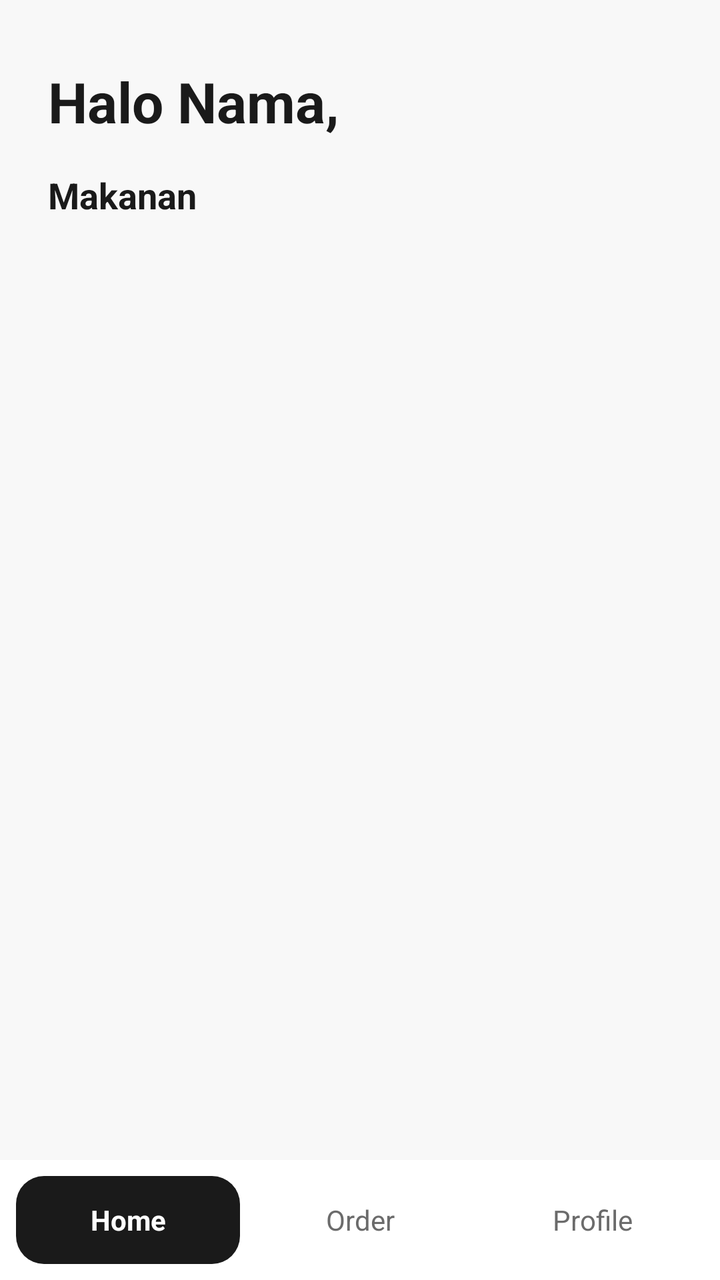
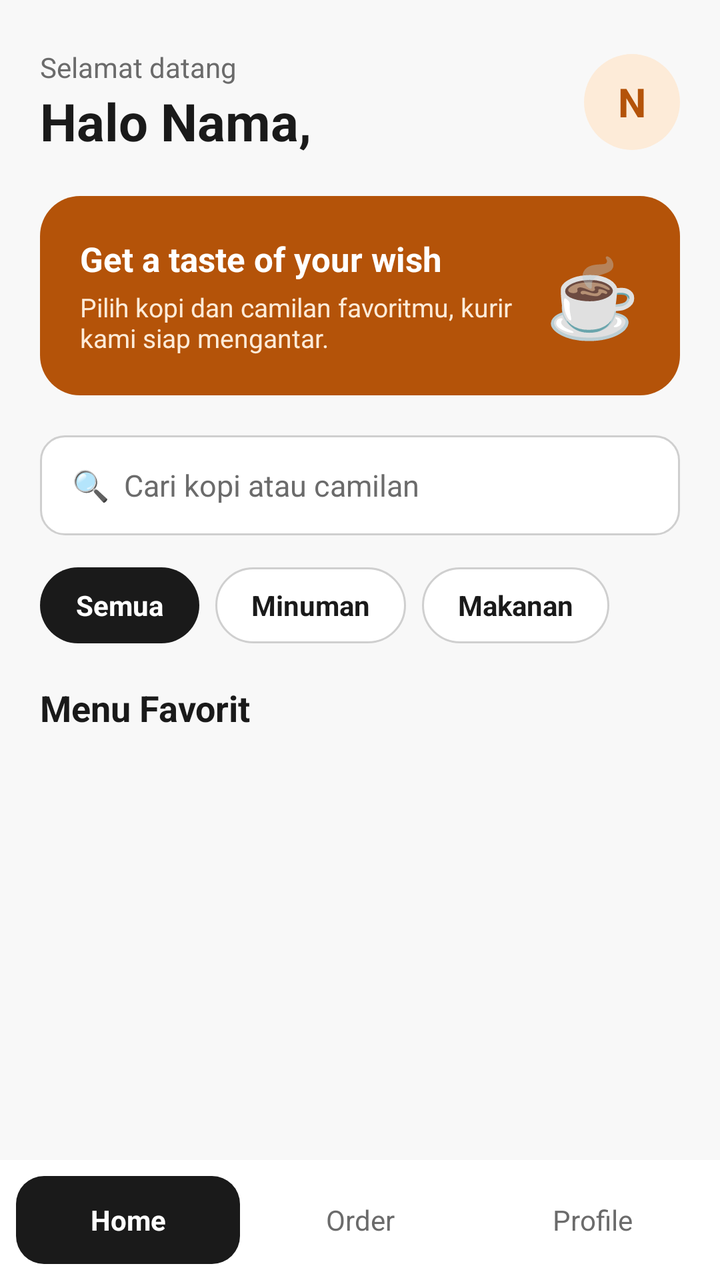

Compare the two renders of this Android layout. The source of the first and the diff that turns it into the second are given below.
<!-- AndroidManifest.xml: application theme Theme.KopiDanNyemil -->
<!-- res/layout/activity_home.xml -->
<?xml version="1.0" encoding="utf-8"?>
<LinearLayout
    xmlns:android="http://schemas.android.com/apk/res/android"
    android:layout_width="match_parent"
    android:layout_height="match_parent"
    android:background="@color/background"
    android:orientation="vertical">

    <TextView
        android:id="@+id/tvGreeting"
        android:layout_width="wrap_content"
        android:layout_height="wrap_content"
        android:layout_marginStart="24dp"
        android:layout_marginTop="32dp"
        android:text="Halo Nama,"
        android:textColor="@color/black"
        android:textSize="28sp"
        android:textStyle="bold" />

    <TextView
        android:layout_width="wrap_content"
        android:layout_height="wrap_content"
        android:layout_marginStart="24dp"
        android:layout_marginTop="16dp"
        android:text="Makanan"
        android:textColor="@color/black"
        android:textSize="18sp"
        android:textStyle="bold" />

    <androidx.recyclerview.widget.RecyclerView
        android:id="@+id/rvMenu"
        android:layout_width="match_parent"
        android:layout_height="0dp"
        android:layout_weight="1"
        android:clipToPadding="false"
        android:paddingStart="16dp"
        android:paddingEnd="16dp"
        android:paddingTop="12dp"
        android:paddingBottom="12dp" />

    <LinearLayout
        android:layout_width="match_parent"
        android:layout_height="wrap_content"
        android:background="@color/white"
        android:orientation="horizontal"
        android:padding="8dp">

        <TextView
            android:id="@+id/tabHome"
            android:layout_width="0dp"
            android:layout_height="44dp"
            android:layout_marginEnd="4dp"
            android:layout_weight="1"
            android:background="@drawable/bg_button"
            android:gravity="center"
            android:text="Home"
            android:textColor="@color/white"
            android:textStyle="bold" />

        <TextView
            android:id="@+id/tabOrder"
            android:layout_width="0dp"
            android:layout_height="44dp"
            android:layout_marginEnd="4dp"
            android:layout_weight="1"
            android:gravity="center"
            android:text="Order"
            android:textColor="@color/gray_text" />

        <TextView
            android:id="@+id/tabProfile"
            android:layout_width="0dp"
            android:layout_height="44dp"
            android:layout_weight="1"
            android:gravity="center"
            android:text="Profile"
            android:textColor="@color/gray_text" />
    </LinearLayout>
</LinearLayout>
<!-- resources referenced by this layout -->
<resources>
  <color name="background">#F8F8F8</color>
  <color name="black">#1A1A1A</color>
  <color name="gray_text">#6B6B6B</color>
  <color name="white">#FFFFFF</color>
  <!-- drawable bg_button (drawable) -->
  <?xml version="1.0" encoding="utf-8"?>
  <shape xmlns:android="http://schemas.android.com/apk/res/android">
      <solid android:color="@color/black" />
      <corners android:radius="14dp" />
  </shape>
  <style name="Theme.KopiDanNyemil" parent="Theme.Material3.Light.NoActionBar">
          <item name="colorPrimary">@color/black</item>
          <item name="android:statusBarColor">@color/background</item>
          <item name="android:windowLightStatusBar">true</item>
          <item name="android:windowBackground">@color/background</item>
          <item name="android:windowAnimationStyle">@style/ActivityAnim</item>
      </style>
  <style name="ActivityAnim" parent="@android:style/Animation.Activity">
          <item name="android:activityOpenEnterAnimation">@anim/slide_in_right</item>
          <item name="android:activityOpenExitAnimation">@anim/slide_out_left</item>
          <item name="android:activityCloseEnterAnimation">@anim/slide_in_left</item>
          <item name="android:activityCloseExitAnimation">@anim/slide_out_right</item>
      </style>
</resources>

<!-- the commit's change to res/layout/activity_home.xml (unified diff, before → after) -->
@@ -6,37 +6,228 @@
     android:background="@color/background"
     android:orientation="vertical">
 
-    <TextView
-        android:id="@+id/tvGreeting"
-        android:layout_width="wrap_content"
-        android:layout_height="wrap_content"
-        android:layout_marginStart="24dp"
-        android:layout_marginTop="32dp"
-        android:text="Halo Nama,"
-        android:textColor="@color/black"
-        android:textSize="28sp"
-        android:textStyle="bold" />
-
-    <TextView
-        android:layout_width="wrap_content"
-        android:layout_height="wrap_content"
-        android:layout_marginStart="24dp"
-        android:layout_marginTop="16dp"
-        android:text="Makanan"
-        android:textColor="@color/black"
-        android:textSize="18sp"
-        android:textStyle="bold" />
-
-    <androidx.recyclerview.widget.RecyclerView
-        android:id="@+id/rvMenu"
+    <FrameLayout
         android:layout_width="match_parent"
         android:layout_height="0dp"
-        android:layout_weight="1"
-        android:clipToPadding="false"
-        android:paddingStart="16dp"
-        android:paddingEnd="16dp"
-        android:paddingTop="12dp"
-        android:paddingBottom="12dp" />
+        android:layout_weight="1">
+
+        <androidx.core.widget.NestedScrollView
+            android:layout_width="match_parent"
+            android:layout_height="match_parent"
+            android:clipToPadding="false"
+            android:fillViewport="true">
+
+            <LinearLayout
+                android:layout_width="match_parent"
+                android:layout_height="wrap_content"
+                android:orientation="vertical"
+                android:paddingStart="20dp"
+                android:paddingTop="24dp"
+                android:paddingEnd="20dp"
+                android:paddingBottom="100dp">
+
+                <LinearLayout
+                    android:layout_width="match_parent"
+                    android:layout_height="wrap_content"
+                    android:gravity="center_vertical"
+                    android:orientation="horizontal">
+
+                    <LinearLayout
+                        android:layout_width="0dp"
+                        android:layout_height="wrap_content"
+                        android:layout_weight="1"
+                        android:orientation="vertical">
+
+                        <TextView
+                            android:layout_width="wrap_content"
+                            android:layout_height="wrap_content"
+                            android:text="Selamat datang"
+                            android:textColor="@color/gray_text"
+                            android:textSize="14sp" />
+
+                        <TextView
+                            android:id="@+id/tvGreeting"
+                            android:layout_width="wrap_content"
+                            android:layout_height="wrap_content"
+                            android:text="Halo Nama,"
+                            android:textColor="@color/black"
+                            android:textSize="26sp"
+                            android:textStyle="bold" />
+                    </LinearLayout>
+
+                    <TextView
+                        android:id="@+id/tvAvatar"
+                        android:layout_width="48dp"
+                        android:layout_height="48dp"
+                        android:background="@drawable/bg_circle_logo"
+                        android:gravity="center"
+                        android:text="N"
+                        android:textColor="@color/brown"
+                        android:textSize="20sp"
+                        android:textStyle="bold" />
+                </LinearLayout>
+
+                <LinearLayout
+                    android:layout_width="match_parent"
+                    android:layout_height="wrap_content"
+                    android:layout_marginTop="20dp"
+                    android:background="@drawable/bg_banner"
+                    android:gravity="center_vertical"
+                    android:orientation="horizontal"
+                    android:padding="20dp">
+
+                    <LinearLayout
+                        android:layout_width="0dp"
+                        android:layout_height="wrap_content"
+                        android:layout_weight="1"
+                        android:orientation="vertical">
+
+                        <TextView
+                            android:layout_width="wrap_content"
+                            android:layout_height="wrap_content"
+                            android:text="Get a taste of your wish"
+                            android:textColor="@color/white"
+                            android:textSize="17sp"
+                            android:textStyle="bold" />
+
+                        <TextView
+                            android:layout_width="wrap_content"
+                            android:layout_height="wrap_content"
+                            android:layout_marginTop="4dp"
+                            android:text="Pilih kopi dan camilan favoritmu, kurir kami siap mengantar."
+                            android:textColor="@color/cream"
+                            android:textSize="13sp" />
+                    </LinearLayout>
+
+                    <TextView
+                        android:layout_width="wrap_content"
+                        android:layout_height="wrap_content"
+                        android:layout_marginStart="12dp"
+                        android:text="☕"
+                        android:textSize="38sp" />
+                </LinearLayout>
+
+                <EditText
+                    android:id="@+id/etSearch"
+                    android:layout_width="match_parent"
+                    android:layout_height="50dp"
+                    android:layout_marginTop="20dp"
+                    android:background="@drawable/bg_input"
+                    android:hint="🔍  Cari kopi atau camilan"
+                    android:imeOptions="actionSearch"
+                    android:inputType="text"
+                    android:maxLines="1"
+                    android:paddingStart="16dp"
+                    android:paddingEnd="16dp"
+                    android:textColor="@color/black"
+                    android:textColorHint="@color/gray_text"
+                    android:textSize="15sp" />
+
+                <LinearLayout
+                    android:layout_width="match_parent"
+                    android:layout_height="wrap_content"
+                    android:layout_marginTop="16dp"
+                    android:orientation="horizontal">
+
+                    <TextView
+                        android:id="@+id/chipAll"
+                        android:layout_width="wrap_content"
+                        android:layout_height="38dp"
+                        android:background="@drawable/bg_chip_selected"
+                        android:gravity="center"
+                        android:paddingStart="18dp"
+                        android:paddingEnd="18dp"
+                        android:text="Semua"
+                        android:textColor="@color/white"
+                        android:textStyle="bold" />
+
+                    <TextView
+                        android:id="@+id/chipDrink"
+                        android:layout_width="wrap_content"
+                        android:layout_height="38dp"
+                        android:layout_marginStart="8dp"
+                        android:background="@drawable/bg_chip"
+                        android:gravity="center"
+                        android:paddingStart="18dp"
+                        android:paddingEnd="18dp"
+                        android:text="Minuman"
+                        android:textColor="@color/black"
+                        android:textStyle="bold" />
+
+                    <TextView
+                        android:id="@+id/chipFood"
+                        android:layout_width="wrap_content"
+                        android:layout_height="38dp"
+                        android:layout_marginStart="8dp"
+                        android:background="@drawable/bg_chip"
+                        android:gravity="center"
+                        android:paddingStart="18dp"
+                        android:paddingEnd="18dp"
+                        android:text="Makanan"
+                        android:textColor="@color/black"
+                        android:textStyle="bold" />
+                </LinearLayout>
+
+                <TextView
+                    android:layout_width="wrap_content"
+                    android:layout_height="wrap_content"
+                    android:layout_marginTop="20dp"
+                    android:layout_marginBottom="12dp"
+                    android:text="Menu Favorit"
+                    android:textColor="@color/black"
+                    android:textSize="18sp"
+                    android:textStyle="bold" />
+
+                <androidx.recyclerview.widget.RecyclerView
+                    android:id="@+id/rvMenu"
+                    android:layout_width="match_parent"
+                    android:layout_height="wrap_content"
+                    android:nestedScrollingEnabled="false" />
+
+                <TextView
+                    android:id="@+id/tvEmpty"
+                    android:layout_width="match_parent"
+                    android:layout_height="wrap_content"
+                    android:gravity="center"
+                    android:padding="24dp"
+                    android:text="Menu tidak ditemukan"
+                    android:textColor="@color/gray_text"
+                    android:visibility="gone" />
+            </LinearLayout>
+        </androidx.core.widget.NestedScrollView>
+
+        <LinearLayout
+            android:id="@+id/cartBar"
+            android:layout_width="match_parent"
+            android:layout_height="wrap_content"
+            android:layout_gravity="bottom"
+            android:layout_margin="16dp"
+            android:background="@drawable/bg_button"
+            android:gravity="center_vertical"
+            android:orientation="horizontal"
+            android:paddingStart="20dp"
+            android:paddingTop="16dp"
+            android:paddingEnd="20dp"
+            android:paddingBottom="16dp"
+            android:visibility="gone">
+
+            <TextView
+                android:id="@+id/tvCartInfo"
+                android:layout_width="0dp"
+                android:layout_height="wrap_content"
+                android:layout_weight="1"
+                android:textColor="@color/white"
+                android:textSize="15sp"
+                android:textStyle="bold" />
+
+            <TextView
+                android:layout_width="wrap_content"
+                android:layout_height="wrap_content"
+                android:text="Lihat pesanan  ›"
+                android:textColor="@color/cream"
+                android:textSize="14sp" />
+        </LinearLayout>
+    </FrameLayout>
 
     <LinearLayout
         android:layout_width="match_parent"
<!-- resource entries referenced after the edit -->
@@ -2,13 +2,46 @@
 <resources>
   <color name="background">#F8F8F8</color>
   <color name="black">#1A1A1A</color>
+  <color name="brown">#B45309</color>
+  <color name="cream">#FDEBD8</color>
   <color name="gray_text">#6B6B6B</color>
   <color name="white">#FFFFFF</color>
+  <!-- drawable bg_banner (drawable) -->
+  <?xml version="1.0" encoding="utf-8"?>
+  <shape xmlns:android="http://schemas.android.com/apk/res/android">
+      <solid android:color="@color/brown" />
+      <corners android:radius="20dp" />
+  </shape>
   <!-- drawable bg_button (drawable) -->
   <?xml version="1.0" encoding="utf-8"?>
   <shape xmlns:android="http://schemas.android.com/apk/res/android">
       <solid android:color="@color/black" />
       <corners android:radius="14dp" />
+  </shape>
+  <!-- drawable bg_chip (drawable) -->
+  <?xml version="1.0" encoding="utf-8"?>
+  <shape xmlns:android="http://schemas.android.com/apk/res/android">
+      <solid android:color="@color/white" />
+      <stroke android:width="1dp" android:color="@color/gray_border" />
+      <corners android:radius="20dp" />
+  </shape>
+  <!-- drawable bg_chip_selected (drawable) -->
+  <?xml version="1.0" encoding="utf-8"?>
+  <shape xmlns:android="http://schemas.android.com/apk/res/android">
+      <solid android:color="@color/black" />
+      <corners android:radius="20dp" />
+  </shape>
+  <!-- drawable bg_circle_logo (drawable) -->
+  <?xml version="1.0" encoding="utf-8"?>
+  <shape xmlns:android="http://schemas.android.com/apk/res/android" android:shape="oval">
+      <solid android:color="@color/cream" />
+  </shape>
+  <!-- drawable bg_input (drawable) -->
+  <?xml version="1.0" encoding="utf-8"?>
+  <shape xmlns:android="http://schemas.android.com/apk/res/android">
+      <solid android:color="@color/white" />
+      <stroke android:width="1dp" android:color="@color/gray_border" />
+      <corners android:radius="12dp" />
   </shape>
   <style name="Theme.KopiDanNyemil" parent="Theme.Material3.Light.NoActionBar">
           <item name="colorPrimary">@color/black</item>
@@ -17,6 +50,7 @@
           <item name="android:windowBackground">@color/background</item>
           <item name="android:windowAnimationStyle">@style/ActivityAnim</item>
       </style>
+  <color name="gray_border">#CFCFCF</color>
   <style name="ActivityAnim" parent="@android:style/Animation.Activity">
           <item name="android:activityOpenEnterAnimation">@anim/slide_in_right</item>
           <item name="android:activityOpenExitAnimation">@anim/slide_out_left</item>
